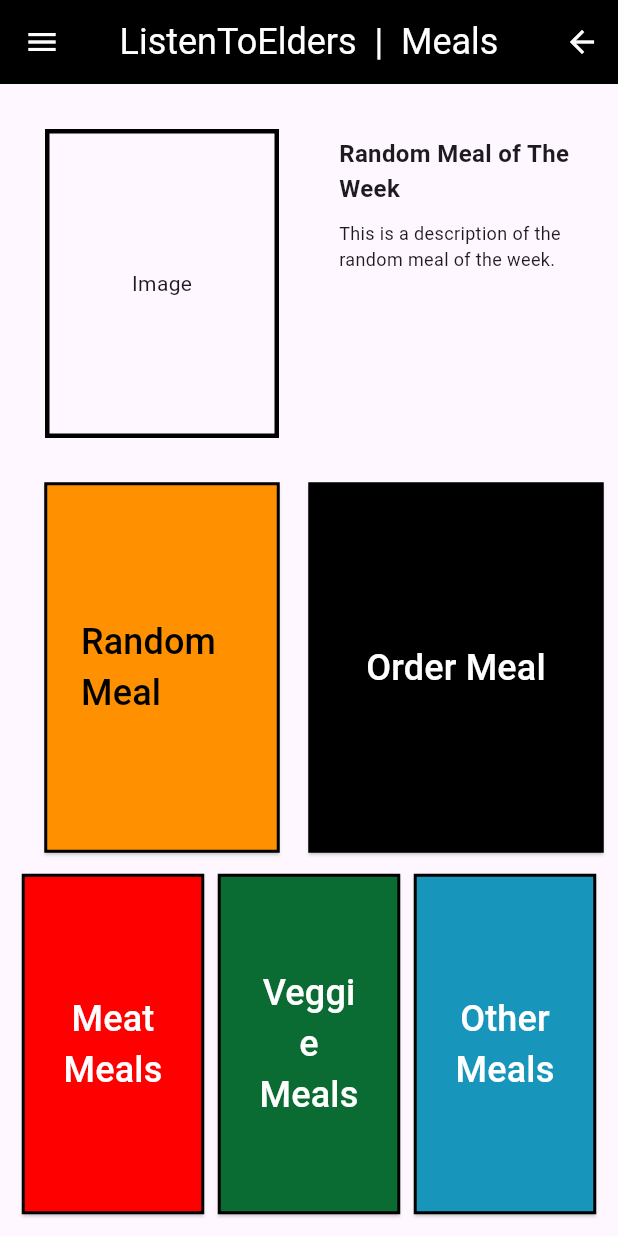
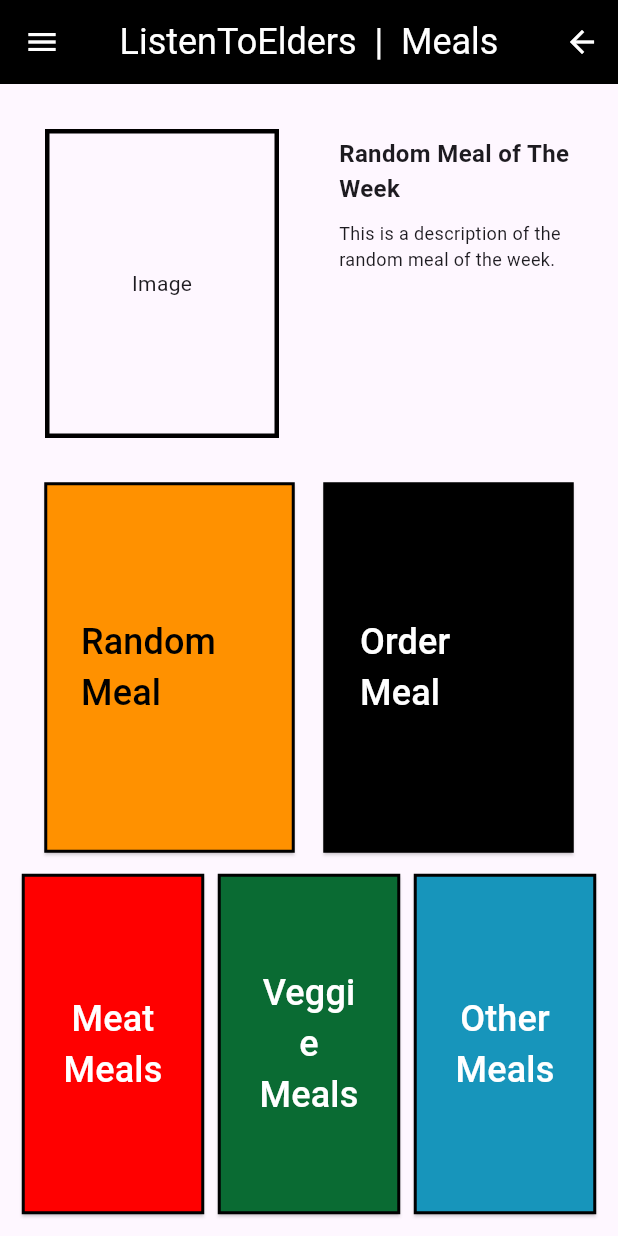
Before and after one commit to j-harney/mobdev_project_jack_917596040, a Flutter app: the MealsScreen screen opened by its route, on a phone screen of 412 x 824 dp. Run offline on Flutter 3.47's test engine with Material 3 defaults, Android fonts, the light colour scheme and no system bars.

Commit message:
Modify Boxes to fit better on screen

```diff
--- a/lib/ScreensFromHomeScreen/MealsScreen/meals_widget.dart
+++ b/lib/ScreensFromHomeScreen/MealsScreen/meals_widget.dart
@@ -101,7 +101,7 @@ class MealsScreen extends StatelessWidget {
                       children: <Widget>[
                         Expanded(
                             child: Container(
-                                margin: const EdgeInsets.fromLTRB(20, 0, 20, 0),
+                                margin: const EdgeInsets.fromLTRB(20, 0, 10, 0),
                                 child: ElevatedButton(
                                     onPressed: () {},
                                     style: ElevatedButton.styleFrom(
@@ -119,6 +119,7 @@ class MealsScreen extends StatelessWidget {
                                                 255, 0, 0, 0)))))),
                         Expanded(
                             child: Container(
+                                margin: EdgeInsets.fromLTRB(10, 0, 20, 0),
                                 child: ElevatedButton(
                                     onPressed: () {},
                                     style: ElevatedButton.styleFrom(
```
